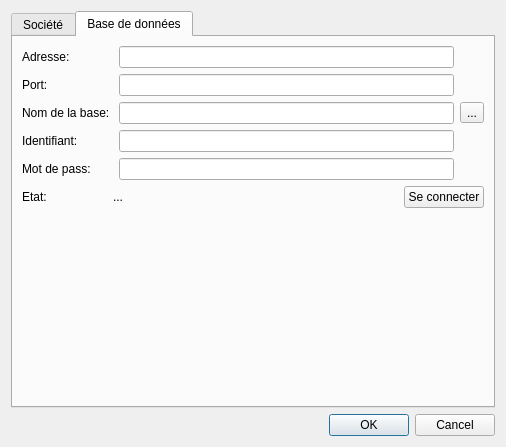
Above: src/dialogsettings.ui from cfdev/mcercle before the change. Below: the same form after it.
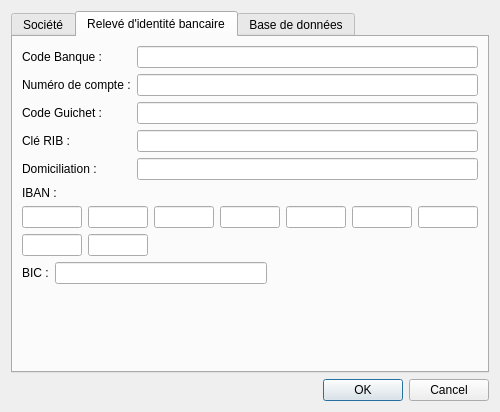
That is the form after the change. The open tabs and pages were chosen to show the change. Icons and pictures are not drawn.

What changed in the file:
```diff
--- a/src/dialogsettings.ui
+++ b/src/dialogsettings.ui
@@ -6,14 +6,14 @@
    <rect>
     <x>0</x>
     <y>0</y>
-    <width>506</width>
-    <height>447</height>
+    <width>500</width>
+    <height>412</height>
    </rect>
   </property>
   <property name="minimumSize">
    <size>
     <width>500</width>
-    <height>425</height>
+    <height>0</height>
    </size>
   </property>
   <property name="windowTitle">
@@ -289,6 +289,255 @@
          </item>
         </layout>
        </widget>
+       <widget class="QWidget" name="tab_bank">
+        <attribute name="icon">
+         <iconset resource="../ressources.qrc">
+          <normaloff>:/app/revenue</normaloff>:/app/revenue</iconset>
+        </attribute>
+        <attribute name="title">
+         <string>Relevé d'identité bancaire</string>
+        </attribute>
+        <layout class="QVBoxLayout" name="verticalLayout_7">
+         <item>
+          <layout class="QVBoxLayout" name="verticalLayout_6">
+           <item>
+            <layout class="QGridLayout" name="gridLayout_3">
+             <item row="0" column="0">
+              <widget class="QLabel" name="label_19">
+               <property name="text">
+                <string>Code Banque :</string>
+               </property>
+              </widget>
+             </item>
+             <item row="2" column="0">
+              <widget class="QLabel" name="label_20">
+               <property name="text">
+                <string>Code Guichet :</string>
+               </property>
+              </widget>
+             </item>
+             <item row="2" column="1">
+              <widget class="QLineEdit" name="lineEdit_codeGuichet">
+               <property name="maxLength">
+                <number>5</number>
+               </property>
+               <property name="alignment">
+                <set>Qt::AlignCenter</set>
+               </property>
+              </widget>
+             </item>
+             <item row="1" column="0">
+              <widget class="QLabel" name="label_21">
+               <property name="text">
+                <string>Numéro de compte :</string>
+               </property>
+              </widget>
+             </item>
+             <item row="0" column="1">
+              <widget class="QLineEdit" name="lineEdit_codeBanque">
+               <property name="maxLength">
+                <number>5</number>
+               </property>
+               <property name="alignment">
+                <set>Qt::AlignCenter</set>
+               </property>
+              </widget>
+             </item>
+             <item row="1" column="1">
+              <widget class="QLineEdit" name="lineEdit_numCompte">
+               <property name="maxLength">
+                <number>11</number>
+               </property>
+               <property name="alignment">
+                <set>Qt::AlignCenter</set>
+               </property>
+              </widget>
+             </item>
+             <item row="3" column="0">
+              <widget class="QLabel" name="label_22">
+               <property name="text">
+                <string>Clé RIB :</string>
+               </property>
+              </widget>
+             </item>
+             <item row="3" column="1">
+              <widget class="QLineEdit" name="lineEdit_keyRIB">
+               <property name="maxLength">
+                <number>2</number>
+               </property>
+               <property name="alignment">
+                <set>Qt::AlignCenter</set>
+               </property>
+              </widget>
+             </item>
+             <item row="4" column="0">
+              <widget class="QLabel" name="label_23">
+               <property name="text">
+                <string>Domiciliation :</string>
+               </property>
+              </widget>
+             </item>
+             <item row="4" column="1">
+              <widget class="QLineEdit" name="lineEdit_Address">
+               <property name="maxLength">
+                <number>128</number>
+               </property>
+              </widget>
+             </item>
+            </layout>
+           </item>
+           <item>
+            <layout class="QGridLayout" name="gridLayout_4">
+             <item row="0" column="0">
+              <widget class="QLabel" name="label_24">
+               <property name="text">
+                <string>IBAN :</string>
+               </property>
+              </widget>
+             </item>
+             <item row="1" column="0">
+              <widget class="QLineEdit" name="lineEdit_IBAN1">
+               <property name="maxLength">
+                <number>4</number>
+               </property>
+               <property name="alignment">
+                <set>Qt::AlignCenter</set>
+               </property>
+              </widget>
+             </item>
+             <item row="1" column="1">
+              <widget class="QLineEdit" name="lineEdit_IBAN2">
+               <property name="maxLength">
+                <number>4</number>
+               </property>
+               <property name="alignment">
+                <set>Qt::AlignCenter</set>
+               </property>
+              </widget>
+             </item>
+             <item row="1" column="2">
+              <widget class="QLineEdit" name="lineEdit_IBAN3">
+               <property name="maxLength">
+                <number>4</number>
+               </property>
+               <property name="alignment">
+                <set>Qt::AlignCenter</set>
+               </property>
+              </widget>
+             </item>
+             <item row="1" column="3">
+              <widget class="QLineEdit" name="lineEdit_IBAN4">
+               <property name="maxLength">
+                <number>4</number>
+               </property>
+               <property name="alignment">
+                <set>Qt::AlignCenter</set>
+               </property>
+              </widget>
+             </item>
+             <item row="1" column="5">
+              <widget class="QLineEdit" name="lineEdit_IBAN6">
+               <property name="maxLength">
+                <number>4</number>
+               </property>
+               <property name="alignment">
+                <set>Qt::AlignCenter</set>
+               </property>
+              </widget>
+             </item>
+             <item row="1" column="6">
+              <widget class="QLineEdit" name="lineEdit_IBAN7">
+               <property name="maxLength">
+                <number>4</number>
+               </property>
+               <property name="alignment">
+                <set>Qt::AlignCenter</set>
+               </property>
+              </widget>
+             </item>
+             <item row="1" column="4">
+              <widget class="QLineEdit" name="lineEdit_IBAN5">
+               <property name="maxLength">
+                <number>4</number>
+               </property>
+               <property name="alignment">
+                <set>Qt::AlignCenter</set>
+               </property>
+              </widget>
+             </item>
+             <item row="2" column="1">
+              <widget class="QLineEdit" name="lineEdit_IBAN9">
+               <property name="maxLength">
+                <number>2</number>
+               </property>
+               <property name="alignment">
+                <set>Qt::AlignCenter</set>
+               </property>
+              </widget>
+             </item>
+             <item row="2" column="0">
+              <widget class="QLineEdit" name="lineEdit_IBAN8">
+               <property name="maxLength">
+                <number>4</number>
+               </property>
+               <property name="alignment">
+                <set>Qt::AlignCenter</set>
+               </property>
+              </widget>
+             </item>
+            </layout>
+           </item>
+           <item>
+            <layout class="QHBoxLayout" name="horizontalLayout_6">
+             <item>
+              <widget class="QLabel" name="label_25">
+               <property name="text">
+                <string>BIC :</string>
+               </property>
+              </widget>
+             </item>
+             <item>
+              <widget class="QLineEdit" name="lineEdit_BIC">
+               <property name="maxLength">
+                <number>11</number>
+               </property>
+               <property name="alignment">
+                <set>Qt::AlignCenter</set>
+               </property>
+              </widget>
+             </item>
+             <item>
+              <spacer name="horizontalSpacer_4">
+               <property name="orientation">
+                <enum>Qt::Horizontal</enum>
+               </property>
+               <property name="sizeHint" stdset="0">
+                <size>
+                 <width>40</width>
+                 <height>20</height>
+                </size>
+               </property>
+              </spacer>
+             </item>
+            </layout>
+           </item>
+           <item>
+            <spacer name="verticalSpacer_2">
+             <property name="orientation">
+              <enum>Qt::Vertical</enum>
+             </property>
+             <property name="sizeHint" stdset="0">
+              <size>
+               <width>20</width>
+               <height>40</height>
+              </size>
+             </property>
+            </spacer>
+           </item>
+          </layout>
+         </item>
+        </layout>
+       </widget>
        <widget class="QWidget" name="tab_Database">
         <attribute name="icon">
          <iconset resource="../ressources.qrc">
@@ -302,61 +551,61 @@
           <layout class="QVBoxLayout" name="verticalLayout_2">
            <item>
             <layout class="QGridLayout" name="gridLayout">
-             <item row="0" column="0">
+             <item row="1" column="0">
               <widget class="QLabel" name="label">
                <property name="text">
-                <string>Adresse: </string>
+                <string>Adresse : </string>
                </property>
               </widget>
              </item>
-             <item row="0" column="1">
+             <item row="1" column="1">
               <widget class="QLineEdit" name="lineEdit_hostName"/>
              </item>
-             <item row="1" column="0">
+             <item row="2" column="0">
               <widget class="QLabel" name="label_2">
                <property name="text">
-                <string>Port: </string>
+                <string>Port : </string>
                </property>
               </widget>
              </item>
-             <item row="1" column="1">
+             <item row="2" column="1">
               <widget class="QLineEdit" name="lineEdit_port"/>
              </item>
-             <item row="2" column="1">
+             <item row="3" column="1">
               <widget class="QLineEdit" name="lineEdit_databaseName"/>
              </item>
-             <item row="2" column="0">
+             <item row="3" column="0">
               <widget class="QLabel" name="label_3">
                <property name="text">
-                <string>Nom de la base: </string>
+                <string>Nom de la base : </string>
                </property>
               </widget>
              </item>
-             <item row="3" column="0">
+             <item row="4" column="0">
               <widget class="QLabel" name="label_4">
                <property name="text">
-                <string>Identifiant: </string>
+                <string>Identifiant : </string>
                </property>
               </widget>
              </item>
-             <item row="3" column="1">
+             <item row="4" column="1">
               <widget class="QLineEdit" name="lineEdit_login"/>
              </item>
-             <item row="4" column="0">
+             <item row="5" column="0">
               <widget class="QLabel" name="label_5">
                <property name="text">
-                <string>Mot de pass: </string>
+                <string>Mot de pass : </string>
                </property>
               </widget>
              </item>
-             <item row="4" column="1">
+             <item row="5" column="1">
               <widget class="QLineEdit" name="lineEdit_password">
                <property name="echoMode">
                 <enum>QLineEdit::Password</enum>
                </property>
               </widget>
              </item>
-             <item row="2" column="2">
+             <item row="3" column="2">
               <widget class="QToolButton" name="toolButton_BaseSelect">
                <property name="text">
                 <string>...</string>
```
Left out of the diff: 218 changed lines with no effect on the pictures.
